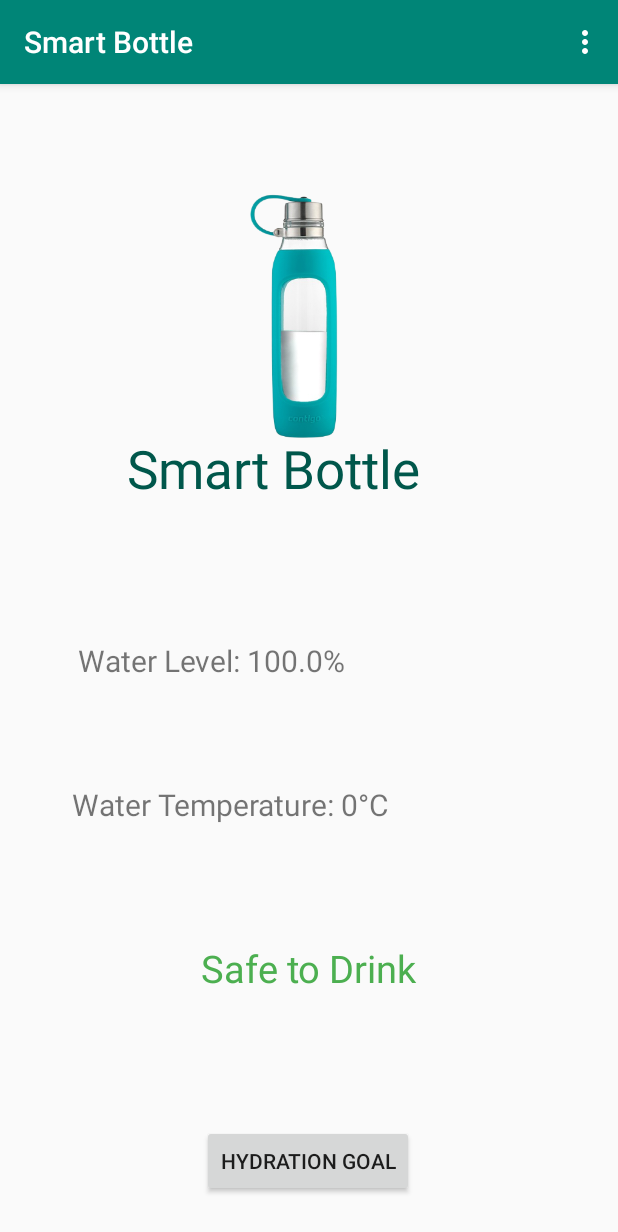
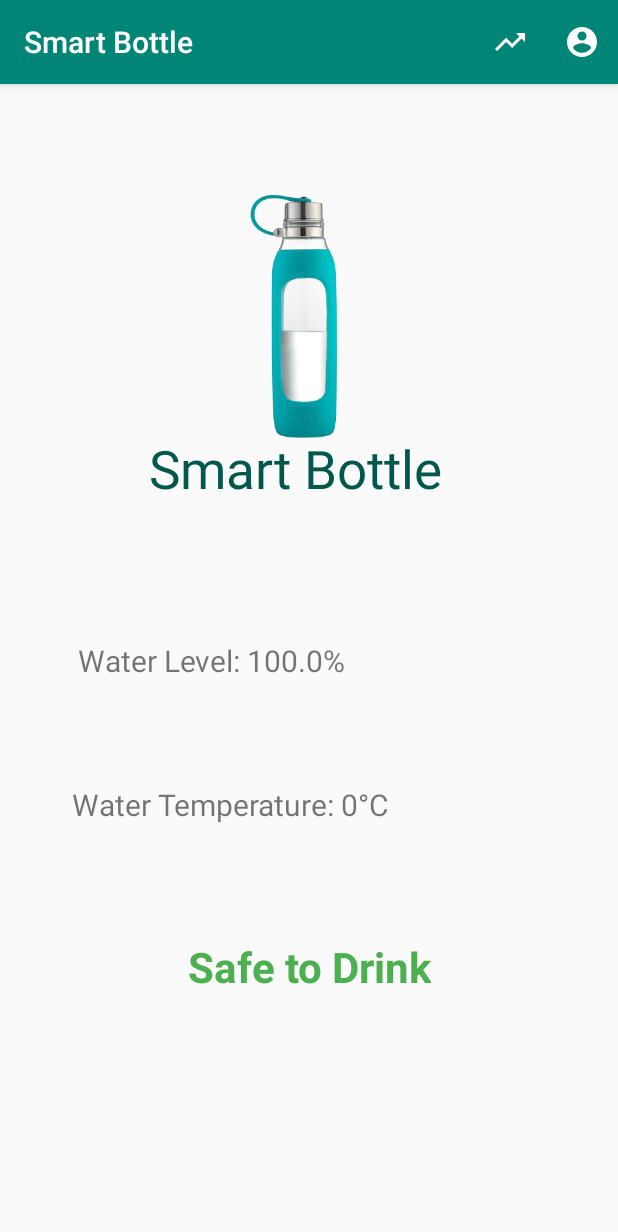
Before and after one commit to LinaMaudlej/bottle, an Android app: the screen it shows after launch (MainActivity), on a phone screen of 412 x 824 dp. Shown: the top 1232 px of the screen. Run offline under Robolectric (Android 15) with nearby library versions, the phone set to English and light mode, and no system bars.

Commit message:
hydration and user menu

```diff
--- /dev/null
+++ b/app/src/main/java/com/example/bottle/Hydration.java
@@ -0,0 +1,4 @@
+package com.example.bottle;
+
+public class Hydration {
+}
--- a/app/src/main/java/com/example/bottle/MainActivity.java
+++ b/app/src/main/java/com/example/bottle/MainActivity.java
@@ -1,4 +1,5 @@
 package com.example.bottle;
+import androidx.annotation.NonNull;
 import androidx.appcompat.app.AppCompatActivity;
 import androidx.core.app.NotificationCompat;
 import androidx.core.app.NotificationManagerCompat;
@@ -15,11 +16,13 @@ import android.os.Build;
 import android.os.Bundle;
 import android.view.Menu;
 import android.view.MenuInflater;
+import android.view.MenuItem;
 import android.widget.Button;
 import android.widget.TextView;
 
 import android.app.NotificationManager;
 import android.view.View;
+import android.widget.Toast;
 
 import java.io.IOException;
 import java.util.Calendar;
@@ -33,6 +36,19 @@ public class MainActivity extends AppCompatActivity {
     public boolean onCreateOptionsMenu(Menu menu) {
         MenuInflater inf= getMenuInflater();
         inf.inflate(R.menu.menu,menu);
+        return true;
+    }
+
+    @Override
+    public boolean onOptionsItemSelected(@NonNull MenuItem item) {
+        switch(item.getItemId()){
+            case R.id.user:
+                Toast.makeText(this," showing your profile settings ",Toast.LENGTH_SHORT).show();
+                return true;
+            case R.id.hydration:
+                    Toast.makeText(this," showing your hydration goal settings ",Toast.LENGTH_SHORT).show();
+                    return true;
+        }
         return true;
     }
 
@@ -150,9 +166,7 @@ public class MainActivity extends AppCompatActivity {
         if(level < level_past){
             update_minutes(minutes);
         }
-        if(level != level_past){
-            update_level(level);
-        }
+        update_level(level);
 
 
         //notification
--- /dev/null
+++ b/app/src/main/java/com/example/bottle/User.java
@@ -0,0 +1,4 @@
+package com.example.bottle;
+
+public class User {
+}
--- /dev/null
+++ b/app/src/main/res/drawable/ic_hydration.xml
@@ -0,0 +1,5 @@
+<vector android:height="24dp" android:tint="#FFFFFF"
+    android:viewportHeight="24.0" android:viewportWidth="24.0"
+    android:width="24dp" xmlns:android="http://schemas.android.com/apk/res/android">
+    <path android:fillColor="#FF000000" android:pathData="M16,6l2.29,2.29 -4.88,4.88 -4,-4L2,16.59 3.41,18l6,-6 4,4 6.3,-6.29L22,12V6z"/>
+</vector>
--- /dev/null
+++ b/app/src/main/res/drawable/ic_user.xml
@@ -0,0 +1,5 @@
+<vector android:height="24dp" android:tint="#FFFFFF"
+    android:viewportHeight="24.0" android:viewportWidth="24.0"
+    android:width="24dp" xmlns:android="http://schemas.android.com/apk/res/android">
+    <path android:fillColor="#FF000000" android:pathData="M12,2C6.48,2 2,6.48 2,12s4.48,10 10,10 10,-4.48 10,-10S17.52,2 12,2zM12,5c1.66,0 3,1.34 3,3s-1.34,3 -3,3 -3,-1.34 -3,-3 1.34,-3 3,-3zM12,19.2c-2.5,0 -4.71,-1.28 -6,-3.22 0.03,-1.99 4,-3.08 6,-3.08 1.99,0 5.97,1.09 6,3.08 -1.29,1.94 -3.5,3.22 -6,3.22z"/>
+</vector>
--- a/app/src/main/res/layout/activity_main.xml
+++ b/app/src/main/res/layout/activity_main.xml
@@ -37,7 +37,8 @@
         android:layout_height="wrap_content"
         android:text="Don't Drink - Refill it again!!"
         android:textColor="@color/colorAccent"
-        android:textSize="25sp"
+        android:textSize="28sp"
+        android:textStyle="bold"
         app:layout_constraintBottom_toBottomOf="parent"
         app:layout_constraintEnd_toEndOf="parent"
         app:layout_constraintLeft_toLeftOf="parent"
@@ -54,7 +55,7 @@
         app:layout_constraintGuide_end="399dp" />
 
     <ImageView
-        android:id="@+id/bottleimg"
+        android:id="@+id/smartbottle_img"
         android:layout_width="154dp"
         android:layout_height="165dp"
         android:layout_marginBottom="532dp"
@@ -67,7 +68,7 @@
         app:srcCompat="@mipmap/bottle" />
 
     <TextView
-        android:id="@+id/textView"
+        android:id="@+id/smartbottle_text"
         android:layout_width="271dp"
         android:layout_height="92dp"
         android:layout_marginBottom="420dp"
@@ -77,23 +78,10 @@
         android:textSize="35sp"
         app:layout_constraintBottom_toBottomOf="parent"
         app:layout_constraintEnd_toEndOf="parent"
-        app:layout_constraintHorizontal_bias="0.6"
+        app:layout_constraintHorizontal_bias="0.707"
         app:layout_constraintStart_toStartOf="parent"
         app:layout_constraintTop_toTopOf="parent"
         app:layout_constraintVertical_bias="0.908" />
 
-    <Button
-        android:id="@+id/buttonhydration"
-        android:layout_width="wrap_content"
-        android:layout_height="wrap_content"
-        android:text="Hydration Goal"
-        app:layout_constraintBottom_toBottomOf="parent"
-        app:layout_constraintEnd_toEndOf="parent"
-        app:layout_constraintHorizontal_bias="0.498"
-        app:layout_constraintStart_toStartOf="parent"
-        app:layout_constraintTop_toBottomOf="@+id/expire"
-        app:layout_constraintVertical_bias="0.768" />
-
-
 
 </androidx.constraintlayout.widget.ConstraintLayout>
--- a/app/src/main/res/menu/menu.xml
+++ b/app/src/main/res/menu/menu.xml
@@ -1,17 +1,18 @@
 <?xml version="1.0" encoding="utf-8"?>
 <menu xmlns:android="http://schemas.android.com/apk/res/android"
     xmlns:app="http://schemas.android.com/apk/res-auto">
-    <item android:id="@+id/user"
-        android:icon="@drawable/ic_icon"
-        android:title="@string/user"
-        app:showAsAction="never"
+    <item android:id="@+id/hydration"
+        android:icon="@drawable/ic_hydration"
+        android:title="@string/hydration"
+        app:showAsAction="always"
 
         ></item>
-    <item android:id="@+id/hydration"
-        android:icon="@drawable/ic_icon"
-        android:title="@string/hydration"
-        app:showAsAction="never"
+    <item android:id="@+id/user"
+        android:icon="@drawable/ic_user"
+        android:title="@string/user"
+        app:showAsAction="always"
 
         ></item>
 
+
 </menu>
```
